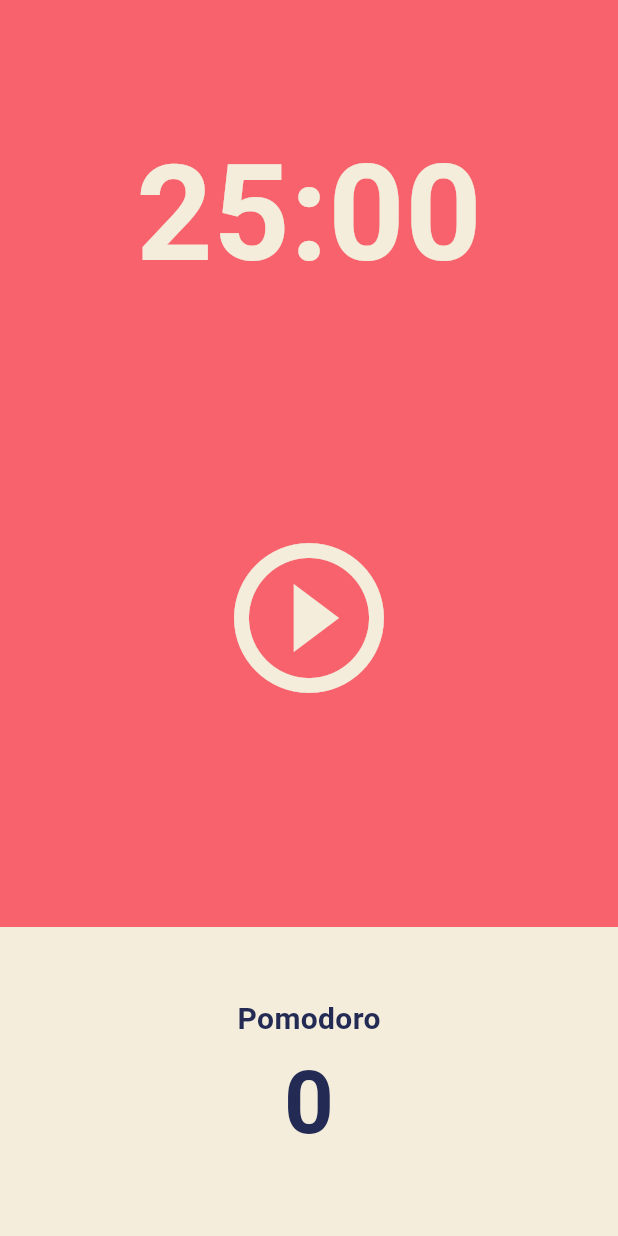
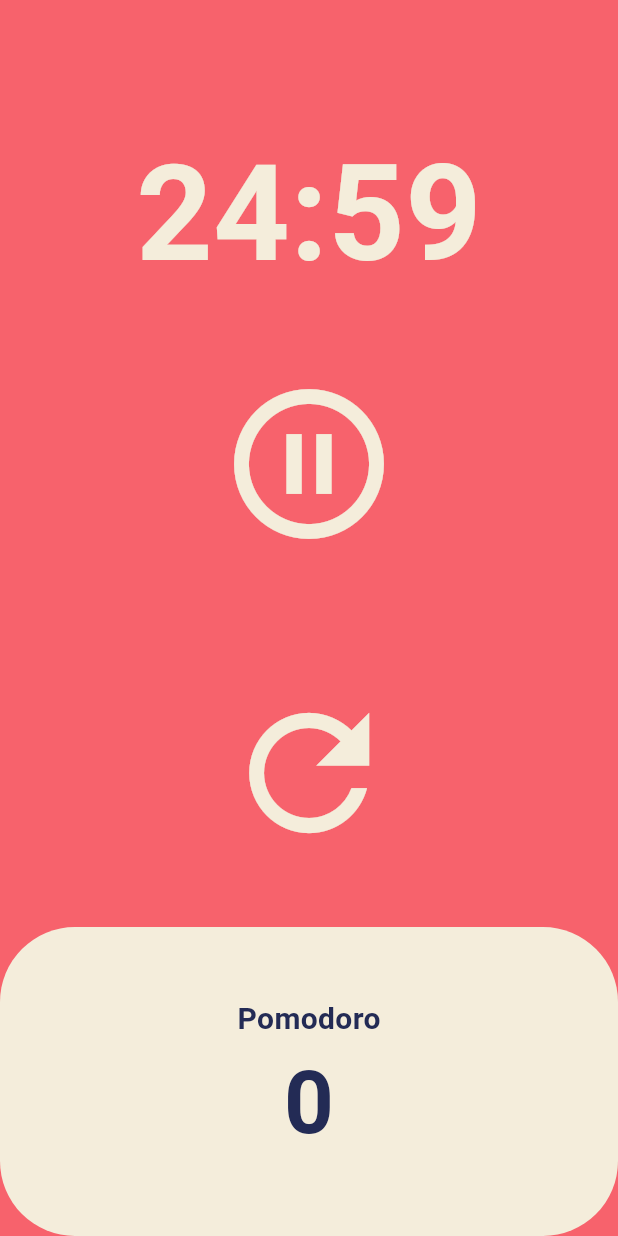
Before and after one commit to sky2000sh/toonflix, a Flutter app: the screen it shows after launch, after a tap on the "play circle outline" icon, on a phone screen of 412 x 824 dp. Run offline on Flutter 3.47's test engine with Material 3 defaults, Android fonts, the phone set to English and light mode, and no system bars.

Commit message:
Finishing pomodoro app setting including refresh button on 250110

```diff
--- a/lib/screens/home_screen.dart
+++ b/lib/screens/home_screen.dart
@@ -1,3 +1,5 @@
+import 'dart:async';
+
 import 'package:flutter/material.dart';
 
 class HomeScreen extends StatefulWidget {
@@ -8,6 +10,73 @@ class HomeScreen extends StatefulWidget {
 }
 
 class _HomeScreenState extends State<HomeScreen> {
+  static const twentyFiveMinutes = 1500;
+  int totalSeconds = twentyFiveMinutes;
+  bool isRunning = false;
+  bool isRefreshing = false;
+  int totalPomodoros = 0;
+  late Timer timer;
+
+  void onTick(Timer timer) {
+    if (totalSeconds == 0) {
+      setState(() {
+        totalPomodoros += 1;
+        isRunning = false;
+        totalSeconds = twentyFiveMinutes;
+      });
+      timer.cancel();
+    } else {
+      setState(() {
+        totalSeconds -= 1;
+      });
+    }
+  }
+
+  void onStartPressed() {
+    timer = Timer.periodic(
+        const Duration(
+          seconds: 1,
+        ),
+        onTick);
+    setState(() {
+      isRunning = true;
+      isRefreshing = false;
+    });
+  }
+
+  void onPausePressed() {
+    timer.cancel();
+    setState(() {
+      isRunning = false;
+    });
+  }
+
+  void onRefreshPressed() {
+    isRefreshing = true;
+    setState(() {
+      isRunning = false;
+      totalSeconds = twentyFiveMinutes;
+    });
+    timer.cancel();
+  }
+
+  String format(int seconds) {
+    var duration = Duration(seconds: seconds);
+    // print(duration.toString().split(".").first.substring(2, 7));
+    // 0:25:00.000000     0:24:59.000000
+    // [0:25:00, 000000]
+    // .split(".")[0] or .split(".").first => 0:25:00
+    // .first.substring(2, 7) => 25:00
+
+    // return '$seconds';
+    return duration.toString().split(".").first.substring(2, 7);
+  }
+
+  String reset(int seconds) {
+    var duration = Duration(seconds: seconds);
+    return duration.toString().split(".").first.substring(2, 7);
+  }
+
   @override
   Widget build(BuildContext context) {
     return Scaffold(
@@ -19,7 +88,9 @@ class _HomeScreenState extends State<HomeScreen> {
             child: Container(
               alignment: Alignment.bottomCenter,
               child: Text(
-                '25:00',
+                //'$totalSeconds',
+                //format(totalSeconds),
+                isRefreshing ? reset(twentyFiveMinutes) : format(totalSeconds),
                 style: TextStyle(
                   color: Theme.of(context).cardColor,
                   fontSize: 89,
@@ -29,14 +100,29 @@ class _HomeScreenState extends State<HomeScreen> {
             ),
           ),
           Flexible(
-            flex: 2,
+            flex: 1,
             child: Center(
               child: IconButton(
                 iconSize: 120,
                 color: Theme.of(context).cardColor,
-                onPressed: () {},
+                onPressed: isRunning ? onPausePressed : onStartPressed,
+                icon: Icon(
+                  isRunning
+                      ? Icons.pause_circle_outline
+                      : Icons.play_circle_outline,
+                ),
+              ),
+            ),
+          ),
+          Flexible(
+            flex: 1,
+            child: Center(
+              child: IconButton(
+                iconSize: 120,
+                color: Theme.of(context).cardColor,
+                onPressed: onRefreshPressed,
                 icon: const Icon(
-                  Icons.play_circle_outline,
+                  Icons.refresh_sharp,
                 ),
               ),
             ),
@@ -49,6 +135,7 @@ class _HomeScreenState extends State<HomeScreen> {
                   child: Container(
                     decoration: BoxDecoration(
                       color: Theme.of(context).cardColor,
+                      borderRadius: BorderRadius.circular(50),
                     ),
                     child: Column(
                       mainAxisAlignment: MainAxisAlignment.center,
@@ -63,7 +150,7 @@ class _HomeScreenState extends State<HomeScreen> {
                           ),
                         ),
                         Text(
-                          '0',
+                          '$totalPomodoros',
                           style: TextStyle(
                             fontSize: 58,
                             fontWeight: FontWeight.w600,
```
